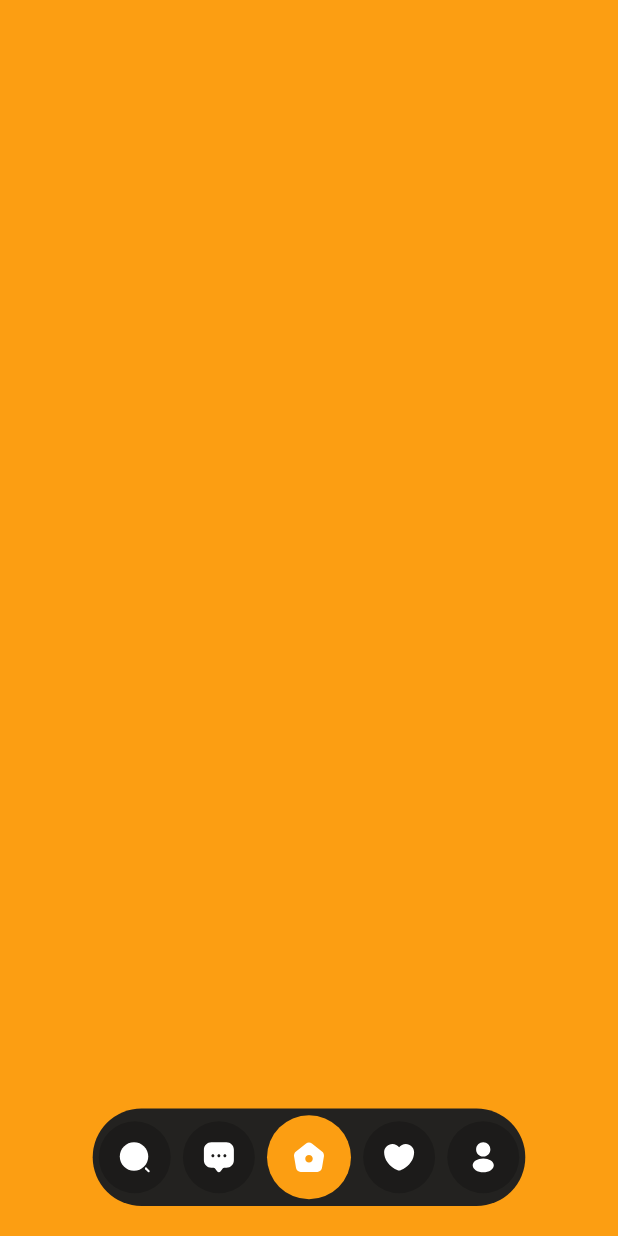
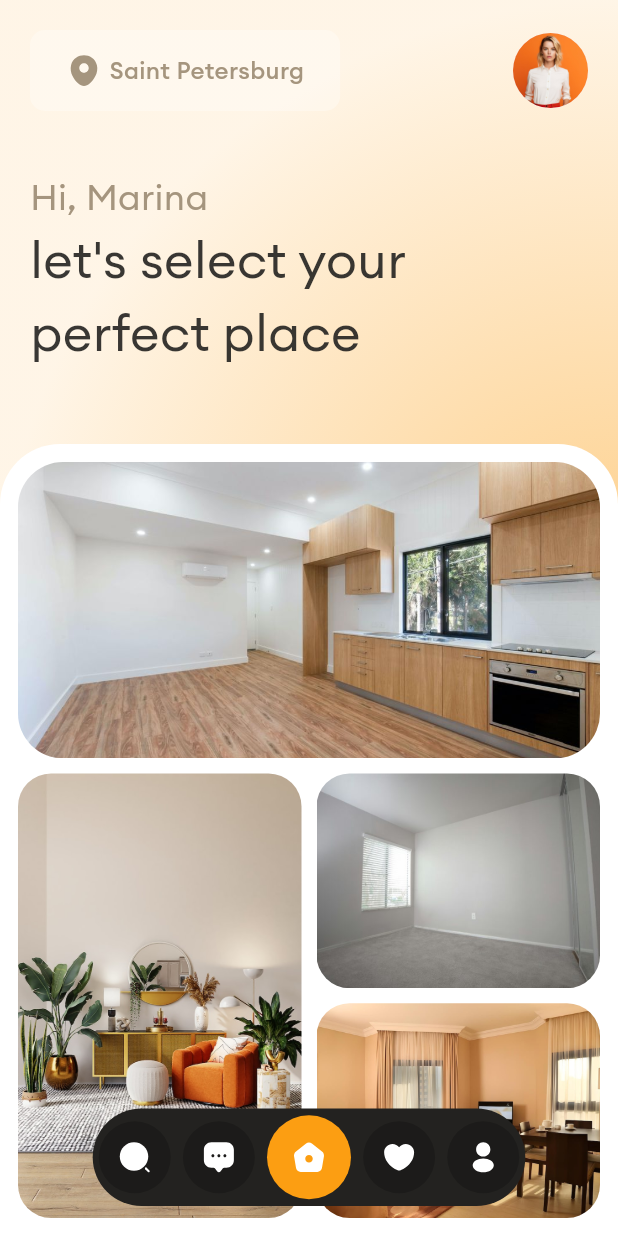
Before and after one commit to JustineUgo/dribble_estate, a Flutter app: the screen it shows after launch, on a phone screen of 412 x 824 dp. Run offline on Flutter 3.47's test engine with Material 3 defaults, Android fonts, the phone set to English and light mode, and no system bars; our stand-ins replace flutter_svg.

Commit message:
ui: home screen

```diff
--- a/lib/src/app.dart
+++ b/lib/src/app.dart
@@ -1,5 +1,6 @@
 import 'package:flutter/material.dart';
 import 'package:flutter_svg/flutter_svg.dart';
+import 'package:real/src/widgets/home.dart';
 import 'package:real/theme/theme.dart';
 import 'package:real/utils/assests.dart';
 import 'package:real/utils/constants.dart';
@@ -45,20 +46,14 @@ class _AppState extends State<App> with SingleTickerProviderStateMixin {
     return Scaffold(
       appBar: AppBar(
         toolbarHeight: 0,
-        backgroundColor: isHome ? EstateColors.primary.withOpacity(.1) : EstateColors.dark,
+        backgroundColor: isHome ? EstateColors.orange.withOpacity(.1) : EstateColors.dark,
       ),
       body: SafeArea(
         child: Center(
           child: Stack(
             children: [
               AnimatedCrossFade(
-                firstChild: Stack(
-                  children: [
-                    Container(
-                      color: EstateColors.orange,
-                    ),
-                  ],
-                ),
+                firstChild: const Home(),
                 secondChild: Container(
                   decoration: BoxDecoration(
                     color: EstateColors.dark,
--- /dev/null
+++ b/lib/src/widgets/home.dart
@@ -0,0 +1,215 @@
+import 'package:flutter/material.dart';
+import 'package:flutter_svg/flutter_svg.dart';
+import 'package:real/theme/theme.dart';
+import 'package:real/utils/assests.dart';
+
+class Home extends StatefulWidget {
+  const Home({super.key});
+
+  @override
+  State<Home> createState() => _HomeState();
+}
+
+class _HomeState extends State<Home> {
+  @override
+  Widget build(BuildContext context) {
+    return Stack(
+      children: [
+        Container(
+          decoration: BoxDecoration(
+            gradient: RadialGradient(
+              center: const Alignment(1.0, 0.0),
+              radius: 1.0,
+              colors: [
+                EstateColors.orange.withOpacity(.5),
+                EstateColors.orange.withOpacity(.1),
+                // Colors.white,
+              ],
+              stops: const [0.0, 1.0],
+            ),
+          ),
+        ),
+        Column(
+          crossAxisAlignment: CrossAxisAlignment.start,
+          children: [
+            const SizedBox(height: 20),
+            Padding(
+              padding: const EdgeInsets.symmetric(horizontal: 20),
+              child: Row(
+                mainAxisAlignment: MainAxisAlignment.spaceBetween,
+                children: [
+                  Container(
+                    padding: const EdgeInsets.symmetric(horizontal: 24, vertical: 15),
+                    decoration: BoxDecoration(
+                      color: EstateColors.white.withOpacity(.3),
+                      borderRadius: BorderRadius.circular(10),
+                    ),
+                    child: Row(
+                      children: [
+                        SvgPicture.asset(
+                          EIcons.locationIcon,
+                          colorFilter: const ColorFilter.mode(EstateColors.primary, BlendMode.srcIn),
+                        ),
+                        const SizedBox(width: 5),
+                        const Text('Saint Petersburg', style: TextStyle(fontSize: 16, color: EstateColors.primary, fontWeight: FontWeight.w500)),
+                      ],
+                    ),
+                  ),
+                  CircleAvatar(
+                    radius: 25,
+                    backgroundImage: AssetImage(EImages.profile),
+                  ),
+                ],
+              ),
+            ),
+            const SizedBox(height: 40),
+            const Padding(
+              padding: EdgeInsets.symmetric(horizontal: 20),
+              child: Text('Hi, Marina', style: TextStyle(fontSize: 24, color: EstateColors.primary, fontWeight: FontWeight.w400)),
+            ),
+            Padding(
+              padding: const EdgeInsets.symmetric(horizontal: 20),
+              child: Text("let's select your\nperfect place",
+                  style: TextStyle(fontSize: 34, color: EstateColors.dark.withOpacity(.9), fontWeight: FontWeight.w400)),
+            ),
+            const SizedBox(height: 50),
+            Expanded(
+              child: Stack(
+                children: [
+                  Padding(
+                    padding: const EdgeInsets.symmetric(horizontal: 20),
+                    child: Column(
+                      children: [
+                        Row(
+                          mainAxisAlignment: MainAxisAlignment.spaceBetween,
+                          children: [
+                            Container(
+                              width: (MediaQuery.of(context).size.width - 50) / 2,
+                              height: (MediaQuery.of(context).size.width - 50) / 2,
+                              padding: const EdgeInsets.all(20),
+                              decoration: const BoxDecoration(color: EstateColors.orange, shape: BoxShape.circle),
+                              child: const Column(
+                                mainAxisAlignment: MainAxisAlignment.center,
+                                children: [
+                                  Expanded(
+                                    child: Column(
+                                      children: [
+                                        Text('BUY', style: TextStyle(fontSize: 12, color: EstateColors.white)),
+                                      ],
+                                    ),
+                                  ),
+                                  Text('1 034', style: TextStyle(fontSize: 34, color: EstateColors.white, fontWeight: FontWeight.w600)),
+                                  Expanded(
+                                    child: Column(
+                                      children: [
+                                        Text('offers', style: TextStyle(fontSize: 12, color: EstateColors.white)),
+                                      ],
+                                    ),
+                                  ),
+                                ],
+                              ),
+                            ),
+                            Container(
+                              width: (MediaQuery.of(context).size.width - 50) / 2,
+                              height: (MediaQuery.of(context).size.width - 50) / 2,
+                              padding: const EdgeInsets.all(20),
+                              decoration: BoxDecoration(color: EstateColors.white.withOpacity(.4), borderRadius: BorderRadius.circular(30)),
+                              child: const Column(
+                                mainAxisAlignment: MainAxisAlignment.center,
+                                children: [
+                                  Expanded(
+                                    child: Column(
+                                      children: [
+                                        Text('RENT', style: TextStyle(fontSize: 12, color: EstateColors.primary)),
+                                      ],
+                                    ),
+                                  ),
+                                  Text('2 212', style: TextStyle(fontSize: 34, color: EstateColors.primary, fontWeight: FontWeight.w600)),
+                                  Expanded(
+                                    child: Column(
+                                      children: [
+                                        Text('offers', style: TextStyle(fontSize: 12, color: EstateColors.primary)),
+                                      ],
+                                    ),
+                                  ),
+                                ],
+                              ),
+                            ),
+                          ],
+                        ),
+                      ],
+                    ),
+                  ),
+                  Container(
+                    padding: const EdgeInsets.all(12),
+                    decoration: const BoxDecoration(
+                      color: EstateColors.white,
+                      borderRadius: BorderRadius.vertical(top: Radius.circular(40)),
+                    ),
+                    child: Column(
+                      children: [
+                        Expanded(
+                          flex: 2,
+                          child: Container(
+                            clipBehavior: Clip.hardEdge,
+                            decoration: BoxDecoration(
+                              borderRadius: BorderRadius.circular(30),
+                              image: DecorationImage(image: AssetImage(EImages.one), fit: BoxFit.cover),
+                            ),
+                          ),
+                        ),
+                        const SizedBox(height: 10),
+                        Expanded(
+                          flex: 3,
+                          child: Row(
+                            children: [
+                              Expanded(
+                                child: Container(
+                                  clipBehavior: Clip.hardEdge,
+                                  decoration: BoxDecoration(
+                                    borderRadius: BorderRadius.circular(22),
+                                    image: DecorationImage(image: AssetImage(EImages.two), fit: BoxFit.cover),
+                                  ),
+                                ),
+                              ),
+                              const SizedBox(width: 10),
+                              Expanded(
+                                child: Column(
+                                  children: [
+                                    Expanded(
+                                      child: Container(
+                                        clipBehavior: Clip.hardEdge,
+                                        decoration: BoxDecoration(
+                                          borderRadius: BorderRadius.circular(22),
+                                          image: DecorationImage(image: AssetImage(EImages.three), fit: BoxFit.cover),
+                                        ),
+                                      ),
+                                    ),
+                                    const SizedBox(height: 10),
+                                    Expanded(
+                                      child: Container(
+                                        clipBehavior: Clip.hardEdge,
+                                        decoration: BoxDecoration(
+                                          borderRadius: BorderRadius.circular(22),
+                                          image: DecorationImage(image: AssetImage(EImages.four), fit: BoxFit.cover),
+                                        ),
+                                      ),
+                                    ),
+                                  ],
+                                ),
+                              ),
+                            ],
+                          ),
+                        ),
+                      ],
+                    ),
+                  ),
+                ],
+              ),
+            ),
+          ],
+        )
+      ],
+    );
+  }
+}
```
